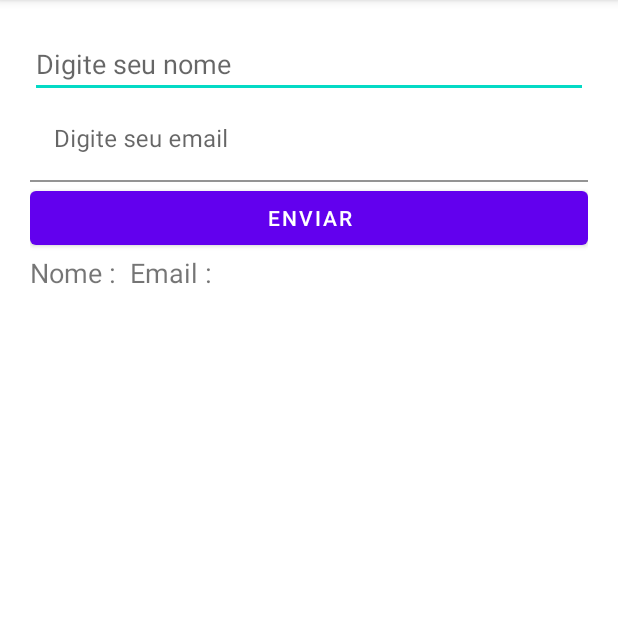
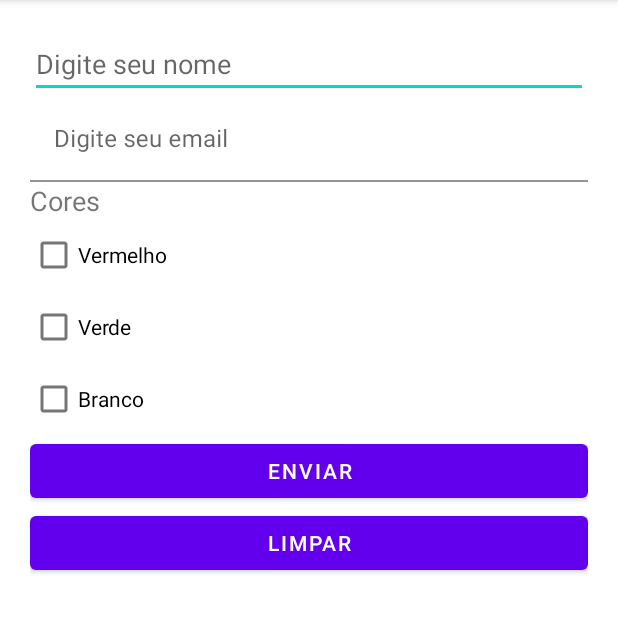
Before and after one commit to VictordeLara/Componetes_Basicos, an Android app: the screen it shows after launch (MainActivity), after a tap on "ENVIAR", on a phone screen of 412 x 824 dp, the part 84-717 px from its top. Run offline under Robolectric (Android 15) with nearby library versions, the phone set to English and light mode, and no system bars.

```diff
--- a/app/src/main/java/com/example/componetes_basicos/MainActivity.java
+++ b/app/src/main/java/com/example/componetes_basicos/MainActivity.java
@@ -4,6 +4,7 @@ import androidx.appcompat.app.AppCompatActivity;
 
 import android.os.Bundle;
 import android.view.View;
+import android.widget.CheckBox;
 import android.widget.EditText;
 import android.widget.TextView;
 
@@ -11,21 +12,62 @@ import com.google.android.material.textfield.TextInputEditText;
 
 public class MainActivity extends AppCompatActivity {
 
+    private EditText campoNome;
+    private TextInputEditText campoEmail;
+    private TextView textResultado;
+
+    private CheckBox checkVermelho, checkVerde, checkBranco ;
+
     @Override
     protected void onCreate(Bundle savedInstanceState) {
         super.onCreate(savedInstanceState);
         setContentView(R.layout.activity_main);
+
+        campoNome           = findViewById(R.id.editNome);
+        campoEmail          = findViewById(R.id.editEmail);
+        textResultado       = findViewById(R.id.textResultado);
+
+        //checkbox
+        checkVermelho       = findViewById(R.id.checkVermelho);
+        checkVerde          = findViewById(R.id.checkVerde);
+        checkBranco         = findViewById(R.id.checkBranco);
+
+    }
+    public void checkbox(){
+        String texto = "";
+        if(checkVermelho.isChecked()) {
+            String corSelecionada = checkVermelho.getText().toString();
+            texto = corSelecionada;
+            //texto = " Vermelho selecionado - ";
+        }
+        textResultado.setText(texto);
+        if(checkVerde.isChecked()){
+            texto = texto + "- Verde selecionado - ";}
+        textResultado.setText(texto);
+        if(checkBranco.isChecked()){
+            texto = texto + "- Branco selecionado - ";}
+        textResultado.setText(texto);
+
+
+    }
+
+    public void enviar(View view){
+
+        checkbox();
+        /*
+        String nome         = campoNome.getText().toString();
+        String email        = campoEmail.getText().toString();
+        textResultado.setText( "Nome : "+ nome +" Email : " + email );
+        */
     }
 
 
-    public void enviar(View view){
+    public void limpar(View view){
 
-        EditText campoNome = findViewById(R.id.editNome);
-        TextInputEditText campoEmail = findViewById(R.id.editEmail);
-        TextView textResultado = findViewById(R.id.textResultado);
-        String nome = campoNome.getText().toString();
-        String email = campoEmail.getText().toString();
-        textResultado.setText( "Nome : "+ nome +" Email : " + email );
+        campoNome.setText("");
+        campoEmail.setText("");
+        textResultado.setText("");
+
     }
 
 }
--- a/app/src/main/res/layout/activity_main.xml
+++ b/app/src/main/res/layout/activity_main.xml
@@ -28,13 +28,50 @@
             android:background="#FFFFFF"
             android:hint="Digite seu email" />
 
+        <TextView
+            android:id="@+id/textView2"
+            android:layout_width="wrap_content"
+            android:layout_height="wrap_content"
+            android:layout_weight="1"
+            android:text="Cores"
+            android:textSize="18dp" />
+
+        <CheckBox
+            android:id="@+id/checkVermelho"
+            android:layout_width="match_parent"
+            android:layout_height="wrap_content"
+            android:layout_weight="1"
+            android:text="Vermelho" />
+
+        <CheckBox
+            android:id="@+id/checkVerde"
+            android:layout_width="match_parent"
+            android:layout_height="wrap_content"
+            android:layout_weight="1"
+            android:text="Verde" />
+
+        <CheckBox
+            android:id="@+id/checkBranco"
+            android:layout_width="match_parent"
+            android:layout_height="wrap_content"
+            android:layout_weight="1"
+            android:text="Branco" />
+
         <Button
             android:id="@+id/button"
             android:layout_width="match_parent"
             android:layout_height="wrap_content"
             android:onClick="enviar"
             android:text="Enviar" />
+
     </com.google.android.material.textfield.TextInputLayout>
+
+    <Button
+        android:id="@+id/button2"
+        android:layout_width="match_parent"
+        android:layout_height="wrap_content"
+        android:onClick="limpar"
+        android:text="Limpar" />
 
     <TextView
         android:id="@+id/textResultado"
```
